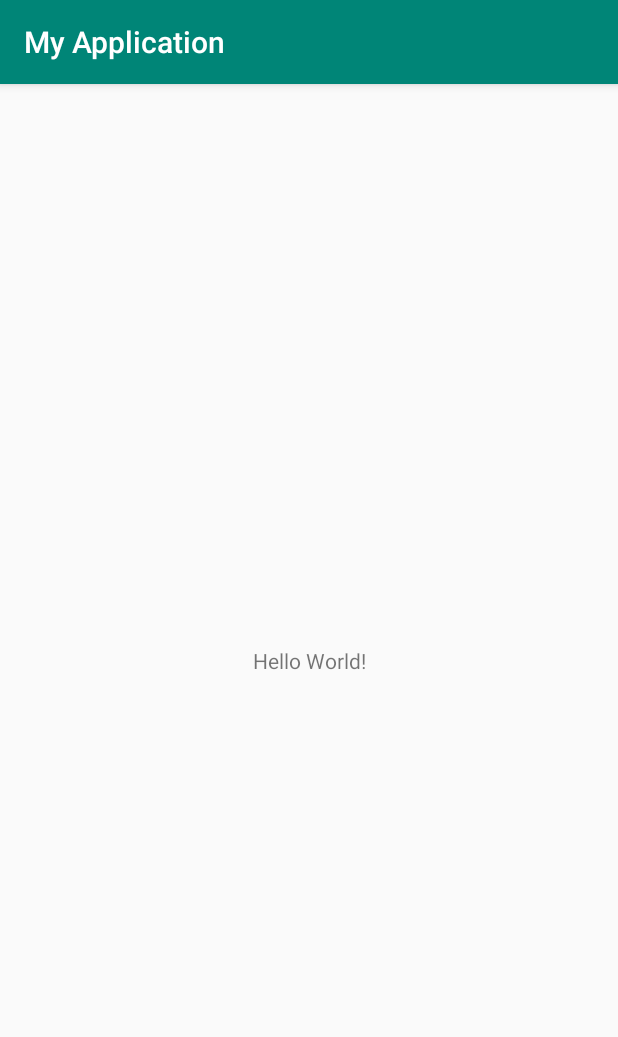
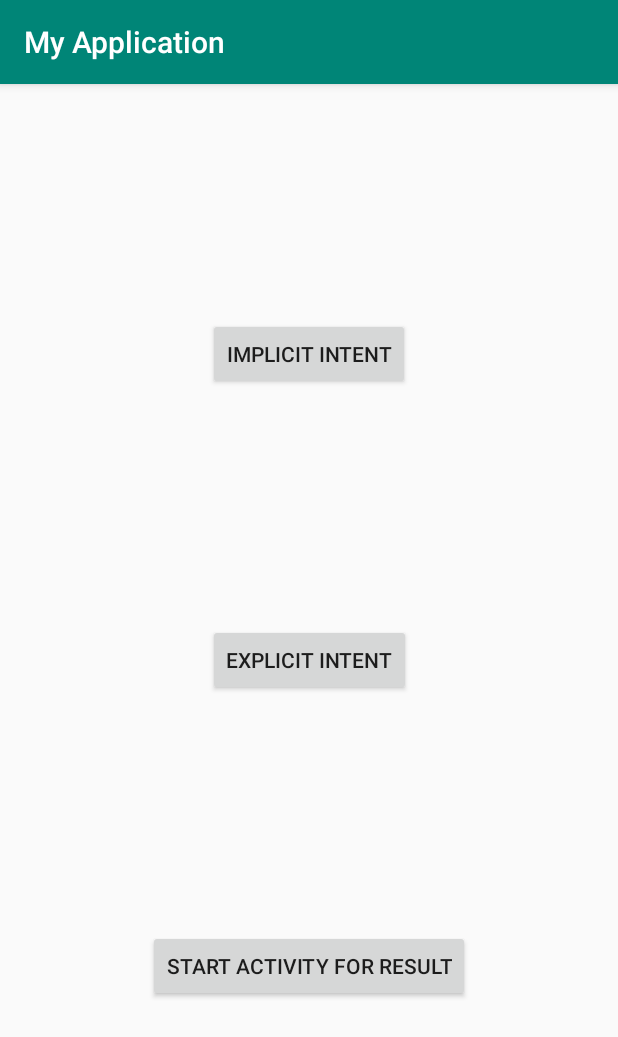
Before and after one commit to mariusgherman/androidfundamentals, an Android app: the screen it shows after launch (MainActivity before the commit, MyActivity after it), on a phone screen of 412 x 824 dp. Shown: the top 1037 px of the screen. Run offline under Robolectric (Android 15) with nearby library versions, the phone set to English and light mode, and no system bars.

Commit message:
week 5 - activities and intents

```diff
--- /dev/null
+++ b/app/src/main/java/com/example/myapplication/MyActivity.java
@@ -0,0 +1,104 @@
+package com.example.myapplication;
+
+import android.app.Activity;
+import android.content.Intent;
+import android.net.Uri;
+import android.os.Bundle;
+import android.support.annotation.Nullable;
+import android.support.v7.app.AppCompatActivity;
+import android.util.Log;
+import android.view.View;
+import android.widget.Toast;
+
+public class MyActivity extends AppCompatActivity {
+
+    @Override
+    protected void onCreate(@Nullable Bundle savedInstanceState) {
+        super.onCreate(savedInstanceState);
+        setContentView(R.layout.my_activity_layout);
+        Log.d("LIFECYCLE_TAG", "onCreate");
+
+        setupForImplicitIntent();
+        setupForExplicitIntent();
+        setupForActivityResult();
+    }
+
+    private void setupForImplicitIntent() {
+        findViewById(R.id.implicit).setOnClickListener(new View.OnClickListener() {
+            @Override
+            public void onClick(View v) {
+                Intent intent = new Intent(Intent.ACTION_VIEW);
+                intent.setData(Uri.parse("https://wwww.google.com"));
+                startActivity(intent);
+            }
+        });
+    }
+
+    private void setupForExplicitIntent() {
+        findViewById(R.id.explicit).setOnClickListener(new View.OnClickListener() {
+            @Override
+            public void onClick(View v) {
+                Intent intent = new Intent(MyActivity.this, MainActivity.class);
+                startActivity(intent);
+            }
+        });
+    }
+
+    private void setupForActivityResult() {
+        findViewById(R.id.result).setOnClickListener(new View.OnClickListener() {
+            @Override
+            public void onClick(View v) {
+                Intent intent = new Intent(MyActivity.this, MainActivity.class);
+                intent.putExtra("key", "New label");
+                startActivityForResult(intent, 2000);
+            }
+        });
+    }
+
+    @Override
+    protected void onActivityResult(int requestCode, int resultCode, @Nullable Intent data) {
+        super.onActivityResult(requestCode, resultCode, data);
+        if (requestCode == 2000 && resultCode == Activity.RESULT_OK) {
+            if (data != null) {
+                String result = data.getStringExtra("result");
+                Toast.makeText(this, "The result is: " + result, Toast.LENGTH_LONG).show();
+            }
+        }
+    }
+
+    @Override
+    protected void onStart() {
+        super.onStart();
+        Log.d("LIFECYCLE_TAG", "onStart");
+    }
+
+    @Override
+    protected void onRestart() {
+        super.onRestart();
+        Log.d("LIFECYCLE_TAG", "onRestart");
+    }
+
+    @Override
+    protected void onResume() {
+        super.onResume();
+        Log.d("LIFECYCLE_TAG", "onResume");
+    }
+
+    @Override
+    protected void onPause() {
+        super.onPause();
+        Log.d("LIFECYCLE_TAG", "onPause");
+    }
+
+    @Override
+    protected void onStop() {
+        super.onStop();
+        Log.d("LIFECYCLE_TAG", "onStop");
+    }
+
+    @Override
+    protected void onDestroy() {
+        super.onDestroy();
+        Log.d("LIFECYCLE_TAG", "onDestroy");
+    }
+}
--- /dev/null
+++ b/app/src/main/res/layout/my_activity_layout.xml
@@ -0,0 +1,38 @@
+<?xml version="1.0" encoding="utf-8"?>
+<android.support.constraint.ConstraintLayout xmlns:android="http://schemas.android.com/apk/res/android"
+    xmlns:app="http://schemas.android.com/apk/res-auto"
+    android:layout_width="match_parent"
+    android:layout_height="match_parent">
+
+    <Button
+        android:id="@+id/implicit"
+        android:layout_width="wrap_content"
+        android:layout_height="wrap_content"
+        android:text="Implicit intent"
+        app:layout_constraintBottom_toTopOf="@id/explicit"
+        app:layout_constraintEnd_toEndOf="parent"
+        app:layout_constraintStart_toStartOf="parent"
+        app:layout_constraintTop_toTopOf="parent"
+        app:layout_constraintVertical_chainStyle="spread" />
+
+    <Button
+        android:id="@+id/explicit"
+        android:layout_width="wrap_content"
+        android:layout_height="wrap_content"
+        android:text="Explicit intent"
+        app:layout_constraintBottom_toTopOf="@id/result"
+        app:layout_constraintEnd_toEndOf="parent"
+        app:layout_constraintStart_toStartOf="parent"
+        app:layout_constraintTop_toBottomOf="@id/implicit" />
+
+    <Button
+        android:id="@+id/result"
+        android:layout_width="wrap_content"
+        android:layout_height="wrap_content"
+        android:text="Start activity for result"
+        app:layout_constraintBottom_toBottomOf="parent"
+        app:layout_constraintEnd_toEndOf="parent"
+        app:layout_constraintStart_toStartOf="parent"
+        app:layout_constraintTop_toBottomOf="@id/explicit" />
+
+</android.support.constraint.ConstraintLayout>
```
Also changed, not shown: app/src/main/AndroidManifest.xml (+7 -1 lines), app/src/main/java/com/example/myapplication/MainActivity.java (+21 -1 lines), app/src/main/res/layout/activity_main.xml (+15 -4 lines).
